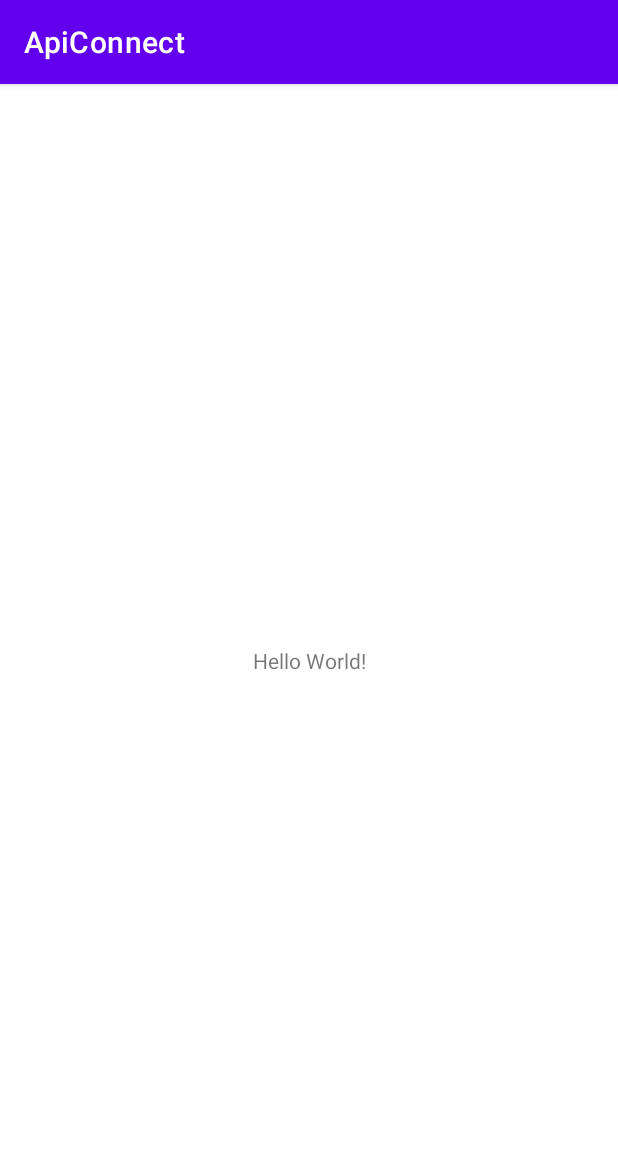
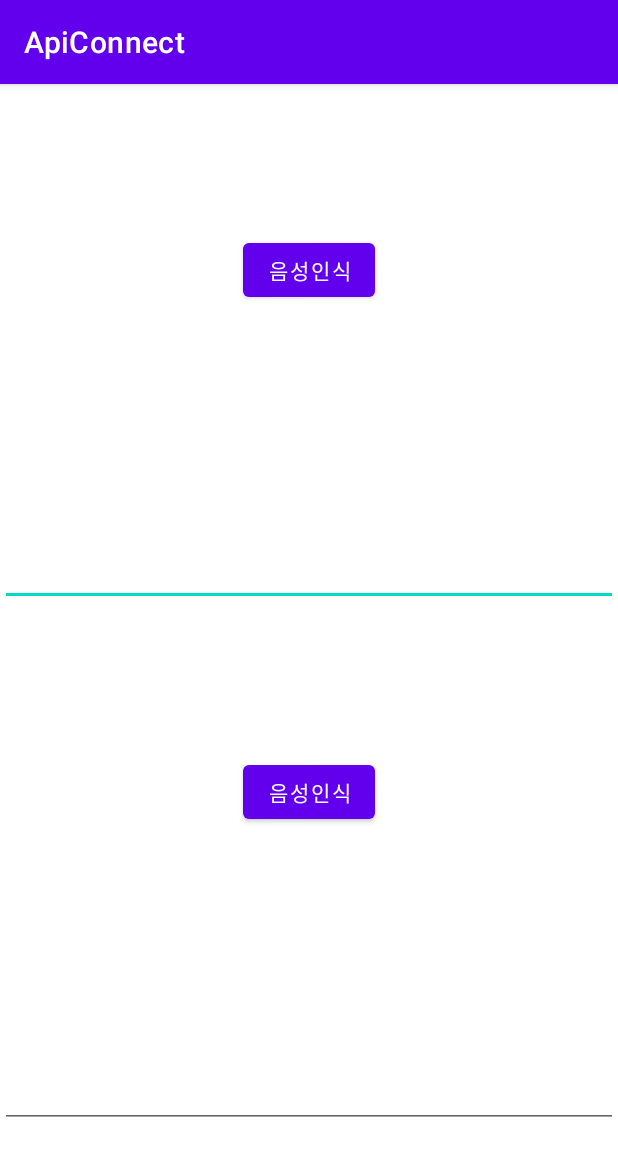
Before and after one commit to yoone1/ApiConnect, an Android app: the screen it shows after launch (MainActivity), on a phone screen of 412 x 824 dp. Shown: the top 1156 px of the screen. Run offline under Robolectric (Android 15) with nearby library versions, the phone set to English and light mode, and no system bars.

```diff
--- a/app/src/main/java/com/example/apiconnect/MainActivity.java
+++ b/app/src/main/java/com/example/apiconnect/MainActivity.java
@@ -1,14 +1,185 @@
 package com.example.apiconnect;
 
 import androidx.appcompat.app.AppCompatActivity;
+import androidx.core.app.ActivityCompat;
+import androidx.core.content.ContextCompat;
 
+import android.Manifest;
+import android.content.Context;
+import android.content.Intent;
+import android.content.pm.PackageManager;
+import android.os.Build;
 import android.os.Bundle;
+import android.speech.RecognitionListener;
+import android.speech.RecognizerIntent;
+import android.speech.SpeechRecognizer;
+import android.speech.tts.TextToSpeech;
+import android.view.View;
+import android.widget.Button;
+import android.widget.EditText;
+import android.widget.Toast;
+import android.speech.RecognitionListener;
+
+import java.util.ArrayList;
+import java.util.Locale;
 
 public class MainActivity extends AppCompatActivity {
 
+    Intent intent;
+    SpeechRecognizer speechRecognizer;
+    final int PERMISSION = 1; //퍼미션 변수
+
+    boolean recording = false; //현재 녹음중인지 여부
+    Button btn1;
+    EditText edit1;
+
     @Override
     protected void onCreate(Bundle savedInstanceState) {
+
         super.onCreate(savedInstanceState);
         setContentView(R.layout.activity_main);
+
+        CheckPermission(); //녹음 퍼미션 체크
+
+        //UI
+        btn1=findViewById(R.id.btn1);
+        edit1=findViewById(R.id.edit1);
+
+        //버튼 클릭 이벤트 리스너 등록
+//        btn1.setOnClickListener(click);
+
+        //RecognizerIntent 객체 생성
+        intent=new Intent(RecognizerIntent.ACTION_RECOGNIZE_SPEECH);
+        intent.putExtra(RecognizerIntent.EXTRA_CALLING_PACKAGE, getPackageName());
+        intent.putExtra(RecognizerIntent.EXTRA_LANGUAGE, "ko-KR");
+
+
     }
+
+//    View.OnClickListener click = new View.OnClickListener() {
+//        @Override
+//        public void onClick(View view) {
+//            switch (view.getID()) {
+//                //녹음버튼
+//                case R.id.btn1:
+//                    if (!recording) { //녹음 시작
+//                        StartRecord();
+//                        Toast.makeText(getApplicationContext(), "지금부터 음성으로" +
+//                                "기록합니다.", Toast.LENGTH_SHORT).show();
+//                    }
+//                    else { //이미 녹음 중이면 녹음 중지
+//                        StopRecord();
+//                    }
+//                    break;
+//                default:
+//                    break;
+//            }
+//        }
+//    };
+
+    View.OnClickListener click = new View.OnClickListener() {
+        @Override
+        public void onClick(View v) {
+           if(!recording) {
+               StartRecord();
+               Toast.makeText(getApplicationContext(), "지금부터 음성으로 기록합니다.", Toast.LENGTH_SHORT).show();
+           }
+           else {
+               StopRecord();
+           }
+        }
+    };
+
+
+    void CheckPermission() {
+        //안드로이드 버전이 6.0 이상
+        if(Build.VERSION.SDK_INT >= 23) {
+            //인터넷이나 녹음 권한이 없으면 권한 요청
+            if(ContextCompat.checkSelfPermission(this, Manifest.permission.INTERNET)
+            == PackageManager.PERMISSION_DENIED || ContextCompat.checkSelfPermission(this,
+                    Manifest.permission.RECORD_AUDIO) == PackageManager.PERMISSION_DENIED) {
+                ActivityCompat.requestPermissions(this,
+                        new String[]{Manifest.permission.INTERNET,
+                        Manifest.permission.RECORD_AUDIO}, PERMISSION);
+            }
+        }
+    }
+
+    //녹음 시작
+    void StartRecord() {
+        recording = true;
+
+        speechRecognizer=SpeechRecognizer.createSpeechRecognizer(getApplicationContext());
+        speechRecognizer.setRecognitionListener(listener);
+        speechRecognizer.startListening(intent);
+    }
+
+    //녹음 중지
+    void StopRecord() {
+        recording = false;
+
+        speechRecognizer.stopListening(); //녹음중지
+        Toast.makeText(getApplicationContext(), "음성 기록을 중지합니다", Toast.LENGTH_SHORT).show();
+
+    }
+
+    RecognitionListener listener = new RecognitionListener() {
+        @Override
+        public void onReadyForSpeech(Bundle params) {
+
+        }
+
+        @Override
+        public void onBeginningOfSpeech() {
+
+        }
+
+        @Override
+        public void onRmsChanged(float rmsdB) {
+
+        }
+
+        @Override
+        public void onBufferReceived(byte[] buffer) {
+
+        }
+
+        @Override
+        public void onEndOfSpeech() {
+
+        }
+
+        @Override
+        public void onError(int error) {
+
+        }
+
+        @Override
+        public void onResults(Bundle results) {
+            ArrayList<String> matches = bundle.getStringArrayList(SpeechRecognizer.RESULTS_RECOGNITION);    //인식 결과를 담은 ArrayList
+            String originText = edit1.getText().toString();  //기존 text
+
+            //인식 결과
+            String newText="";
+            for (int i = 0; i < matches.size() ; i++) {
+                newText += matches.get(i);
+            }
+
+            edit1.setText(originText + newText + " ");   //기존의 text에 인식 결과를 이어붙임
+            speechRecognizer.startListening(intent);    //녹음버튼을 누를 때까지 계속 녹음해야 하므로 녹음 재개
+
+        }
+
+        @Override
+        public void onPartialResults(Bundle partialResults) {
+
+        }
+
+        @Override
+        public void onEvent(int eventType, Bundle params) {
+
+        }
+    }
+
+
 }
--- a/app/src/main/res/layout/activity_main.xml
+++ b/app/src/main/res/layout/activity_main.xml
@@ -1,18 +1,37 @@
 <?xml version="1.0" encoding="utf-8"?>
-<androidx.constraintlayout.widget.ConstraintLayout xmlns:android="http://schemas.android.com/apk/res/android"
+<LinearLayout xmlns:android="http://schemas.android.com/apk/res/android"
     xmlns:app="http://schemas.android.com/apk/res-auto"
     xmlns:tools="http://schemas.android.com/tools"
     android:layout_width="match_parent"
     android:layout_height="match_parent"
-    tools:context=".MainActivity">
+    tools:context=".MainActivity"
+    android:orientation="vertical">
 
-    <TextView
+   <Button
+       android:id="@+id/btn1"
+       android:layout_width="wrap_content"
+       android:layout_height="wrap_content"
+       android:text="음성인식"
+       android:layout_gravity="center"
+       android:layout_marginTop="100dp"/>
+
+    <EditText
+        android:id="@+id/edit1"
+        android:layout_width="match_parent"
+        android:layout_height="200dp" />
+
+    <Button
+        android:id="@+id/btn2"
         android:layout_width="wrap_content"
         android:layout_height="wrap_content"
-        android:text="Hello World!"
-        app:layout_constraintBottom_toBottomOf="parent"
-        app:layout_constraintLeft_toLeftOf="parent"
-        app:layout_constraintRight_toRightOf="parent"
-        app:layout_constraintTop_toTopOf="parent" />
+        android:text="음성인식"
+        android:layout_gravity="center"
+        android:layout_marginTop="100dp"/>
 
-</androidx.constraintlayout.widget.ConstraintLayout>
+    <EditText
+        android:id="@+id/edit2"
+        android:layout_width="match_parent"
+        android:layout_height="200dp" />
+
+
+</LinearLayout>
```
